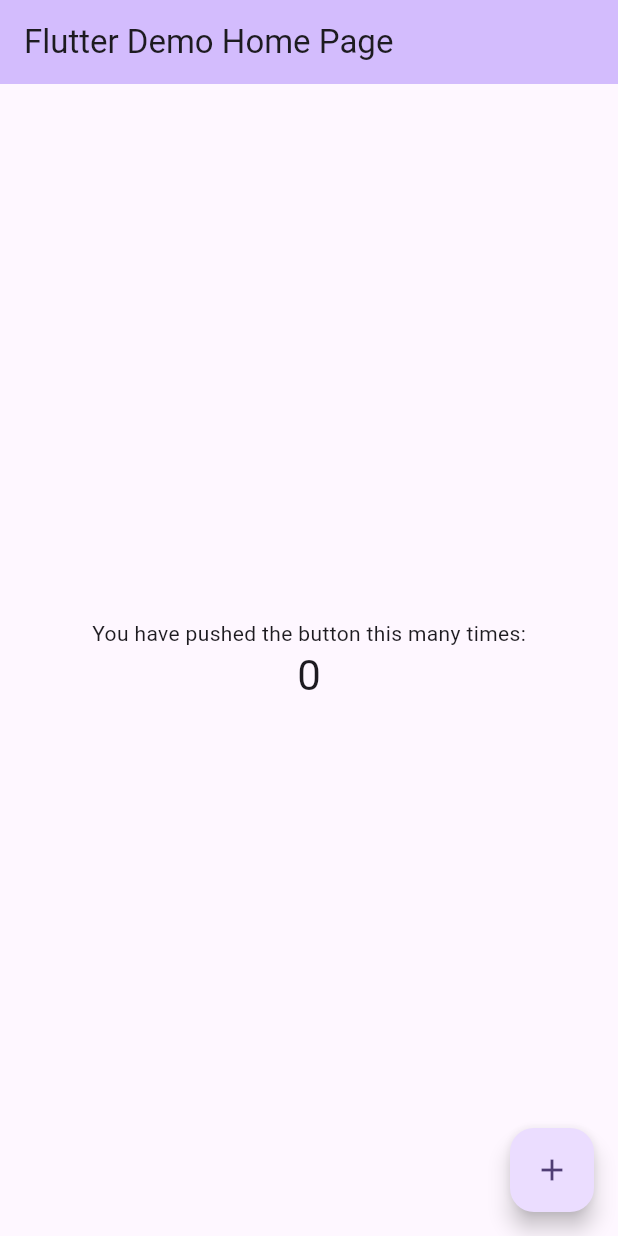
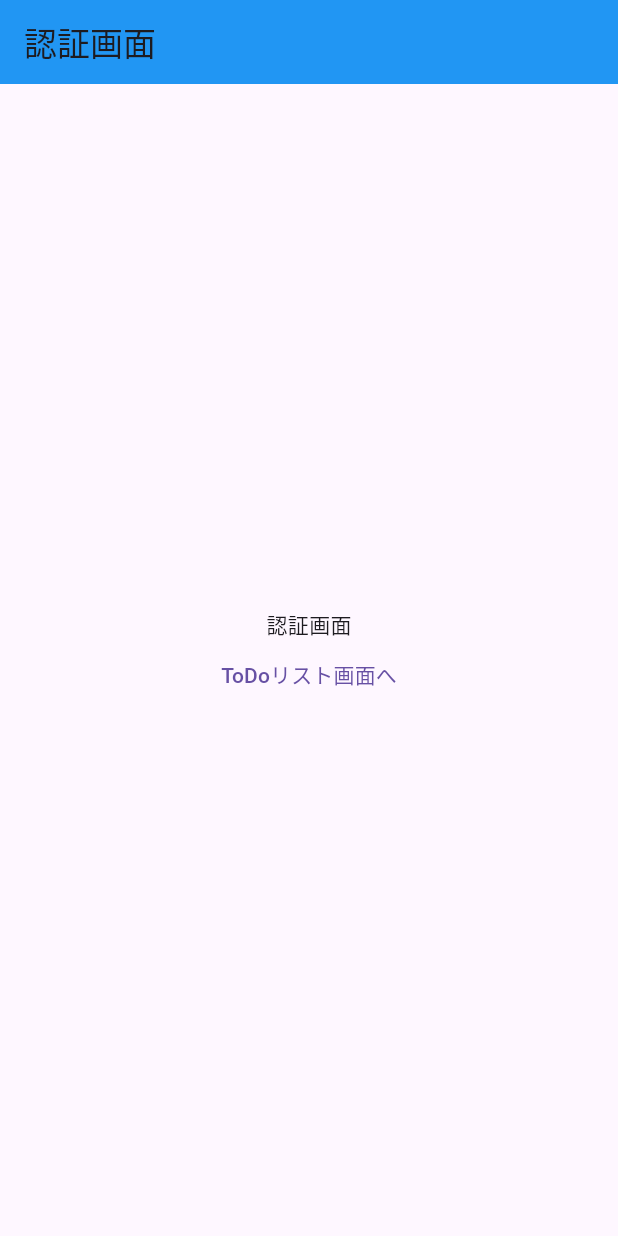
Before and after one commit to SK3620/go-gin-gorm-riverpod-todo-app, a Flutter app: the screen it shows after launch, on a phone screen of 412 x 824 dp. Run offline on Flutter 3.47's test engine with Material 3 defaults, Android fonts, the phone set to English and light mode, and no system bars; our stand-ins replace flutter_riverpod, flutter_screenutil, go_router, riverpod_annotation; generated files the repository leaves out were written again.

Commit message:
Add: GoRouterとRiverpodを使用して、認証画面、ToDoリスト画面、ToDoタスク作成画面（UI未着手）を生成

```diff
--- /dev/null
+++ b/lib/app/app.dart
@@ -0,0 +1,21 @@
+import 'package:flutter/material.dart';
+import 'package:flutter_riverpod/flutter_riverpod.dart';
+import 'package:flutter_screenutil/flutter_screenutil.dart';
+import 'package:spotify_app/config/routes/routes.dart';
+
+class RiverpodToDoApp extends ConsumerWidget {
+  const RiverpodToDoApp({super.key});
+
+  @override
+  Widget build(BuildContext context, WidgetRef ref) {
+    final route = ref.watch(goRouterProvider);
+
+    return MaterialApp.router(
+      debugShowCheckedModeBanner: false,
+      theme: ThemeData(
+        primarySwatch: Colors.blue,
+      ),
+      routerConfig: route,
+    );
+  }
+}
--- /dev/null
+++ b/lib/config/routes/routes.dart
@@ -0,0 +1,3 @@
+export 'app_routes.dart';
+export 'routes_provider.dart';
+export 'routes_location.dart';
--- /dev/null
+++ b/lib/config/routes/routes_location.dart
@@ -0,0 +1,21 @@
+enum AppRoute {
+  auth,
+  todoList,
+  createToDo
+}
+
+extension AppRouteExtention on AppRoute {
+  String get path {
+    switch (this) {
+      case AppRoute.auth:
+        return "/auth";
+      case AppRoute.todoList:
+        return "/todoList";
+      case AppRoute.createToDo:
+        return "/createTodo";
+
+      default:
+        return "/auth";
+    }
+  }
+}
--- a/lib/main.dart
+++ b/lib/main.dart
@@ -1,125 +1,13 @@
 import 'package:flutter/material.dart';
+import 'package:flutter_riverpod/flutter_riverpod.dart';
+import 'package:spotify_app/app/app.dart';
 
 void main() {
-  runApp(const MyApp());
+  WidgetsFlutterBinding.ensureInitialized();
+
+  runApp(
+    const ProviderScope(
+      child: RiverpodToDoApp(),
+    ),
+  );
 }
-
-class MyApp extends StatelessWidget {
-  const MyApp({super.key});
-
-  // This widget is the root of your application.
-  @override
-  Widget build(BuildContext context) {
-    return MaterialApp(
-      title: 'Flutter Demo',
-      theme: ThemeData(
-        // This is the theme of your application.
-        //
-        // TRY THIS: Try running your application with "flutter run". You'll see
-        // the application has a purple toolbar. Then, without quitting the app,
-        // try changing the seedColor in the colorScheme below to Colors.green
-        // and then invoke "hot reload" (save your changes or press the "hot
-        // reload" button in a Flutter-supported IDE, or press "r" if you used
-        // the command line to start the app).
-        //
-        // Notice that the counter didn't reset back to zero; the application
-        // state is not lost during the reload. To reset the state, use hot
-        // restart instead.
-        //
-        // This works for code too, not just values: Most code changes can be
-        // tested with just a hot reload.
-        colorScheme: ColorScheme.fromSeed(seedColor: Colors.deepPurple),
-        useMaterial3: true,
-      ),
-      home: const MyHomePage(title: 'Flutter Demo Home Page'),
-    );
-  }
-}
-
-class MyHomePage extends StatefulWidget {
-  const MyHomePage({super.key, required this.title});
-
-  // This widget is the home page of your application. It is stateful, meaning
-  // that it has a State object (defined below) that contains fields that affect
-  // how it looks.
-
-  // This class is the configuration for the state. It holds the values (in this
-  // case the title) provided by the parent (in this case the App widget) and
-  // used by the build method of the State. Fields in a Widget subclass are
-  // always marked "final".
-
-  final String title;
-
-  @override
-  State<MyHomePage> createState() => _MyHomePageState();
-}
-
-class _MyHomePageState extends State<MyHomePage> {
-  int _counter = 0;
-
-  void _incrementCounter() {
-    setState(() {
-      // This call to setState tells the Flutter framework that something has
-      // changed in this State, which causes it to rerun the build method below
-      // so that the display can reflect the updated values. If we changed
-      // _counter without calling setState(), then the build method would not be
-      // called again, and so nothing would appear to happen.
-      _counter++;
-    });
-  }
-
-  @override
-  Widget build(BuildContext context) {
-    // This method is rerun every time setState is called, for instance as done
-    // by the _incrementCounter method above.
-    //
-    // The Flutter framework has been optimized to make rerunning build methods
-    // fast, so that you can just rebuild anything that needs updating rather
-    // than having to individually change instances of widgets.
-    return Scaffold(
-      appBar: AppBar(
-        // TRY THIS: Try changing the color here to a specific color (to
-        // Colors.amber, perhaps?) and trigger a hot reload to see the AppBar
-        // change color while the other colors stay the same.
-        backgroundColor: Theme.of(context).colorScheme.inversePrimary,
-        // Here we take the value from the MyHomePage object that was created by
-        // the App.build method, and use it to set our appbar title.
-        title: Text(widget.title),
-      ),
-      body: Center(
-        // Center is a layout widget. It takes a single child and positions it
-        // in the middle of the parent.
-        child: Column(
-          // Column is also a layout widget. It takes a list of children and
-          // arranges them vertically. By default, it sizes itself to fit its
-          // children horizontally, and tries to be as tall as its parent.
-          //
-          // Column has various properties to control how it sizes itself and
-          // how it positions its children. Here we use mainAxisAlignment to
-          // center the children vertically; the main axis here is the vertical
-          // axis because Columns are vertical (the cross axis would be
-          // horizontal).
-          //
-          // TRY THIS: Invoke "debug painting" (choose the "Toggle Debug Paint"
-          // action in the IDE, or press "p" in the console), to see the
-          // wireframe for each widget.
-          mainAxisAlignment: MainAxisAlignment.center,
-          children: <Widget>[
-            const Text(
-              'You have pushed the button this many times:',
-            ),
-            Text(
-              '$_counter',
-              style: Theme.of(context).textTheme.headlineMedium,
-            ),
-          ],
-        ),
-      ),
-      floatingActionButton: FloatingActionButton(
-        onPressed: _incrementCounter,
-        tooltip: 'Increment',
-        child: const Icon(Icons.add),
-      ), // This trailing comma makes auto-formatting nicer for build methods.
-    );
-  }
-}
--- /dev/null
+++ b/lib/screens/auth_screen.dart
@@ -0,0 +1,33 @@
+import 'package:flutter/material.dart';
+import 'package:flutter_riverpod/flutter_riverpod.dart';
+import 'package:go_router/go_router.dart';
+import 'package:spotify_app/config/routes/routes.dart';
+import 'package:spotify_app/widgets/custom_app_bar.dart';
+
+class AuthScreen extends ConsumerWidget {
+  static AuthScreen builder(
+      BuildContext context,
+      GoRouterState state,
+      ) =>
+      const AuthScreen();
+  const AuthScreen({super.key});
+
+  @override
+  Widget build(BuildContext context, WidgetRef ref) {
+    return Scaffold(
+      appBar: const CustomAppBar(title: "認証画面"),
+      body: Center(
+        child: Column(
+          mainAxisSize: MainAxisSize.min,
+          children: [
+            const Text('認証画面'),
+            TextButton(
+                onPressed: () => context.push(AppRoute.todoList.path),
+                child: const Text('ToDoリスト画面へ')
+            )
+          ],
+        ),
+      )
+    );
+  }
+}
--- /dev/null
+++ b/lib/widgets/custom_app_bar.dart
@@ -0,0 +1,31 @@
+import 'package:flutter/material.dart';
+
+import '../config/routes/routes_provider.dart';
+
+class CustomAppBar extends StatelessWidget implements PreferredSizeWidget {
+  final String title;
+  final List<Widget>? actions;
+  final Color backgroundColor;
+  final Widget? leading;
+
+  const CustomAppBar({
+    Key? key,
+    required this.title,
+    this.actions,
+    this.backgroundColor = Colors.blue,
+    this.leading,
+  }) : super(key: key);
+
+  @override
+  Widget build(BuildContext context) {
+    return AppBar(
+      title: Text(title),
+      backgroundColor: backgroundColor,
+      actions: actions,
+      leading: leading
+    );
+  }
+
+  @override
+  Size get preferredSize => const Size.fromHeight(kToolbarHeight);  // AppBarの高さ
+}
--- a/pubspec.yaml
+++ b/pubspec.yaml
@@ -33,6 +33,9 @@ dependencies:
   flutter_hooks:
   flutter_riverpod:
   riverpod_annotation:
+  flutter_screenutil: ^5.9.3
+  go_router: ^14.6.2
+  path: ^1.8.3
 
 dependency_overrides:
   analyzer: ^6.7.0 # To fix Riverpod issue (https://github.com/rrousselGit/riverpod/issues/3794)
```
Also changed, not shown: lib/config/routes/app_routes.dart (added, +24 -0 lines), lib/config/routes/routes_provider.dart (added, +18 -0 lines), lib/screens/create_to_do_screen.dart (added, +41 -0 lines), lib/screens/todo_list_screen.dart (added, +42 -0 lines), lib/config/routes/routes_provider.g.dart (added), pubspec.lock, 1 other file.
